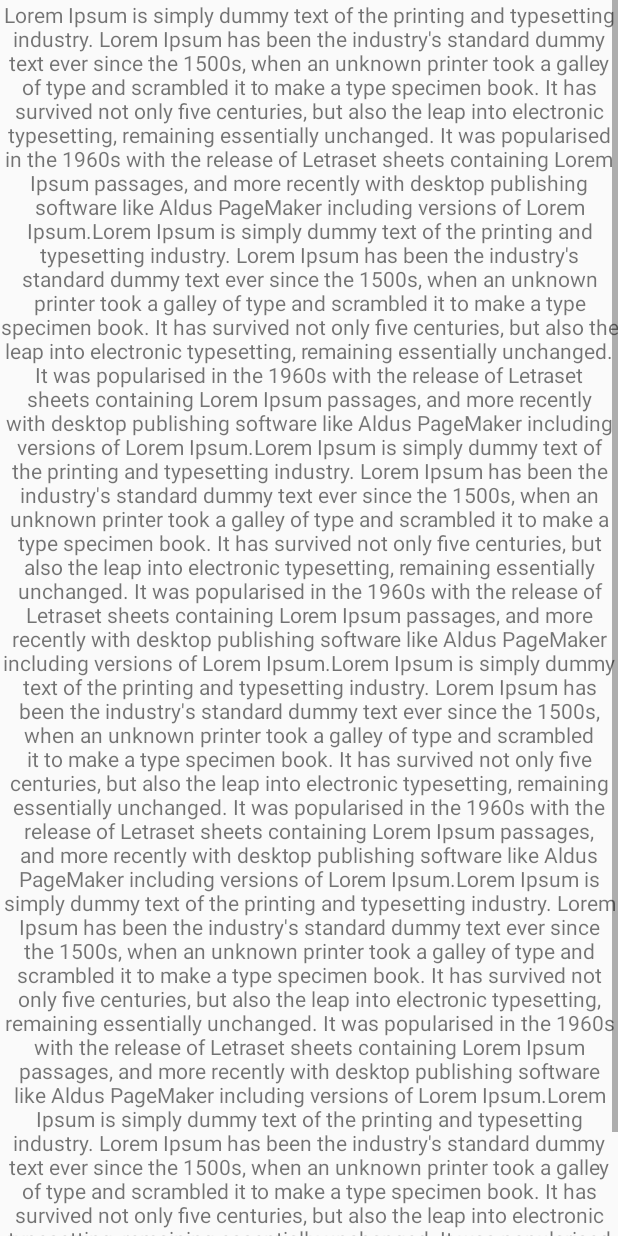
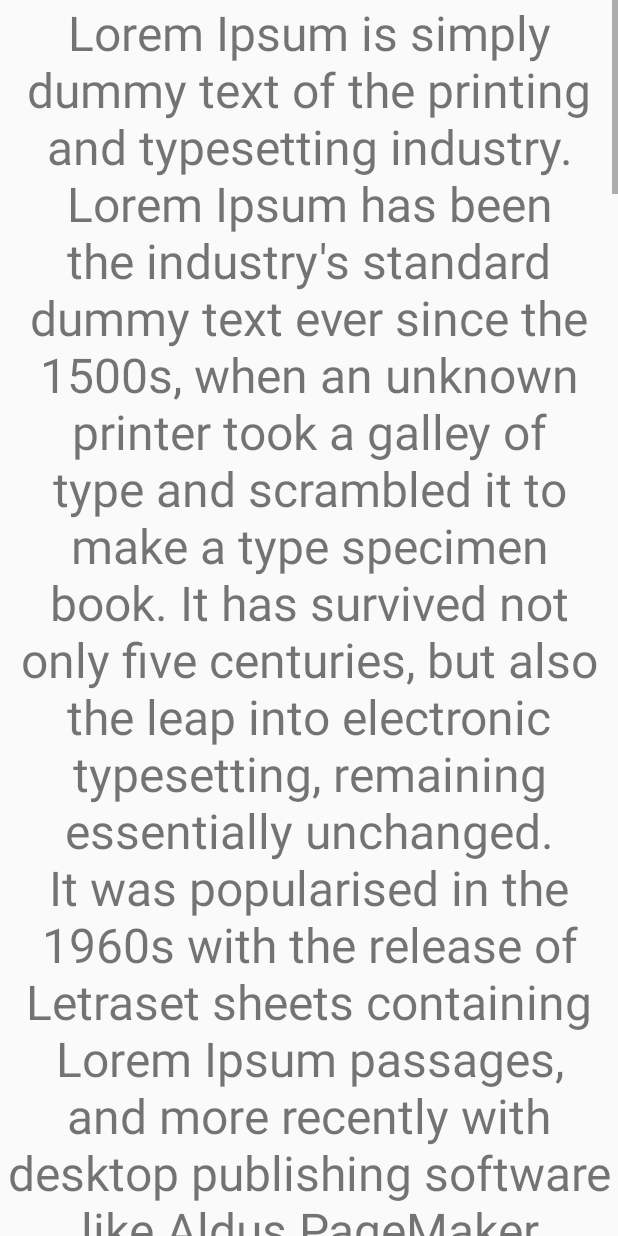
Before and after one commit to Hackathon2017-AudioKiller/android, an Android app: the layout activity_transcript.xml on its own in the app's theme, with its tools: preview values and no code run, on a phone screen of 412 x 824 dp. Run offline under Robolectric (Android 15) with nearby library versions, the phone set to English and light mode, and no system bars.

Commit message:
font size update

```diff
--- a/app/src/main/res/layout/activity_transcript.xml
+++ b/app/src/main/res/layout/activity_transcript.xml
@@ -17,6 +17,7 @@
         app:layout_constraintRight_toRightOf="parent"
         app:layout_constraintTop_toTopOf="parent"
         android:scrollbars = "vertical"
+        android:textSize="32dip"
         app:layout_constraintHorizontal_bias="0.0"
         app:layout_constraintVertical_bias="0.0" />
         <!--android:maxLines = "AN_INTEGER"-->
--- a/app/src/main/res/layout/transcript_tv.xml
+++ b/app/src/main/res/layout/transcript_tv.xml
@@ -5,7 +5,7 @@
     android:layout_width="match_parent"
     android:layout_height="wrap_content"
     android:padding="10dip"
-    android:textSize="16dip"
+    android:textSize="32dip"
     android:textStyle="bold" >
 
 </TextView>
```
